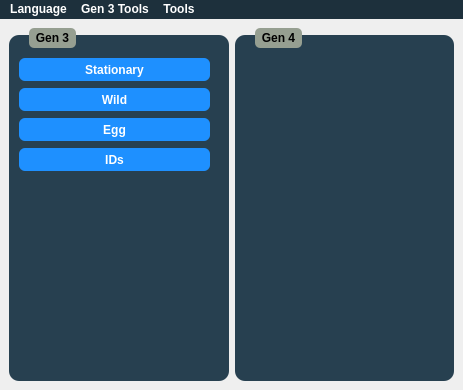
Qt form Forms/MainWindow.ui (Admiral-Fish/PokeFinder) before a commit.
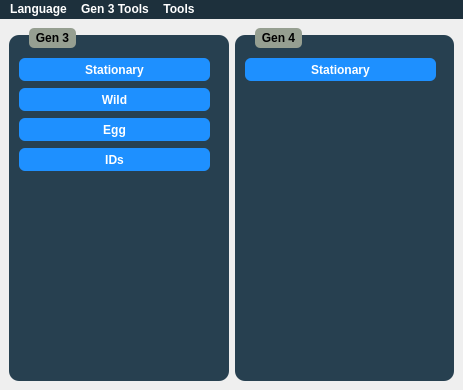
The same form after that commit. Icons and pictures are not drawn.

Commit message: Beginning of Stationary4

Diff of the .ui file:
```diff
--- a/Forms/MainWindow.ui
+++ b/Forms/MainWindow.ui
@@ -148,6 +148,19 @@
       <property name="title">
        <string>Gen 4</string>
       </property>
+      <widget class="QPushButton" name="pushButtonStationary4">
+       <property name="geometry">
+        <rect>
+         <x>10</x>
+         <y>30</y>
+         <width>191</width>
+         <height>23</height>
+        </rect>
+       </property>
+       <property name="text">
+        <string>Stationary</string>
+       </property>
+      </widget>
      </widget>
     </item>
    </layout>
```
The commit also changes 8 other files.
